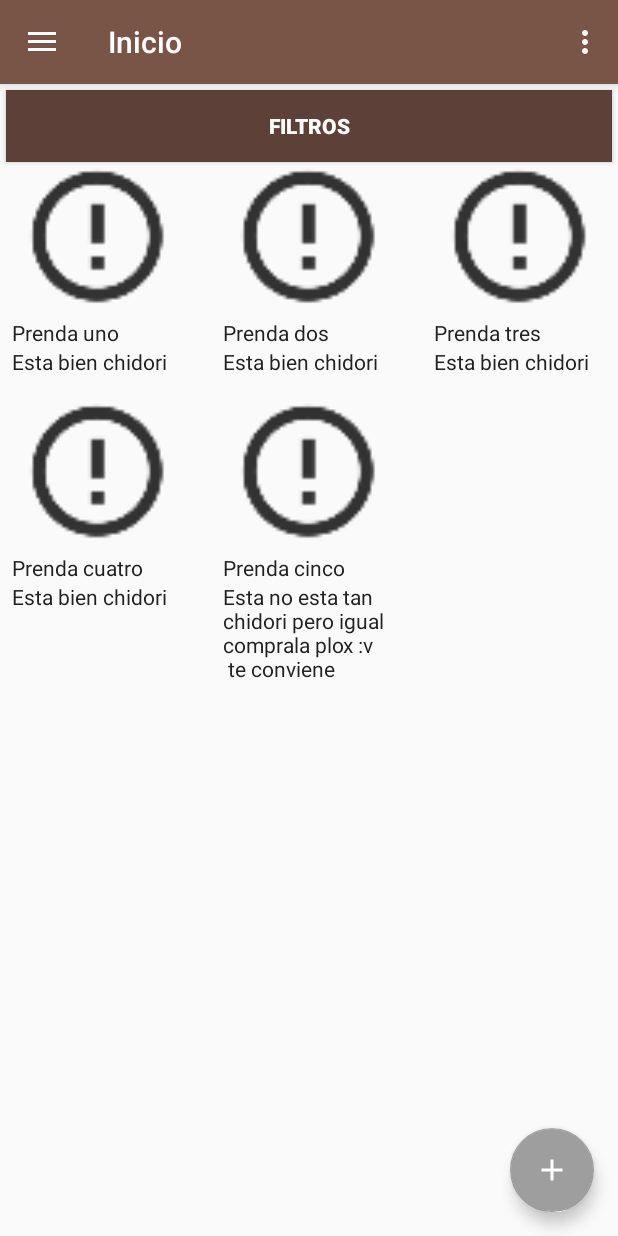
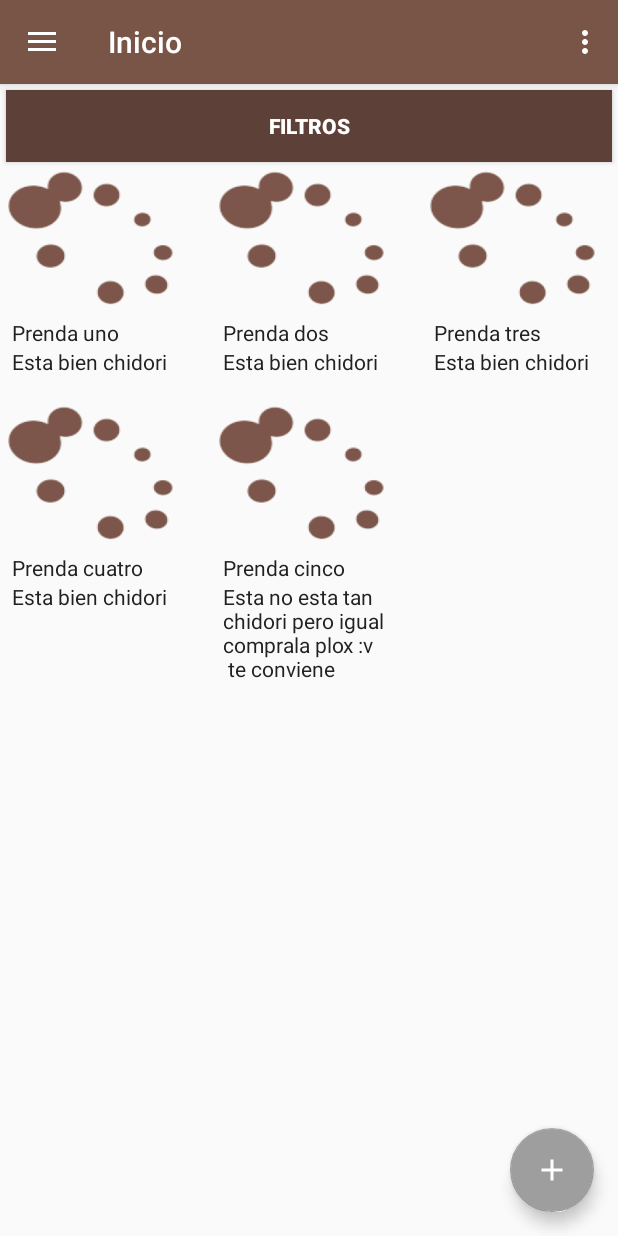
Before and after one commit to Masdz/Kenti, an Android app: the inicioFragment screen opened directly, with no data from a screen before it, on a phone screen of 412 x 824 dp. Run offline under Robolectric (Android 15) with nearby library versions, the phone set to English and light mode, and no system bars; our stand-ins replace Volley; network calls fail.

Commit message:
Animar carga de imagenes

```diff
--- a/app/src/main/java/conexion/Conexion.java
+++ b/app/src/main/java/conexion/Conexion.java
@@ -2,6 +2,9 @@ package conexion;
 
 import android.content.Context;
 import android.graphics.Bitmap;
+import android.graphics.Color;
+import android.graphics.drawable.AnimationDrawable;
+import android.graphics.drawable.Drawable;
 import android.util.Log;
 import android.util.LruCache;
 import android.widget.ImageView;
@@ -109,17 +112,25 @@ public class Conexion {
     }
     public void cargarImagen(final ImageView imagen, final CuadriculaItem item){
         try{
+            imagen.setImageBitmap(null);
+            imagen.setBackgroundResource(R.drawable.carga);
+            final AnimationDrawable AD= (AnimationDrawable) imagen.getBackground();
+            AD.start();
             LectorImagen.get(item.getImagenId(), new ImageLoader.ImageListener() {
                 @Override
                 public void onResponse(ImageLoader.ImageContainer response, boolean isImmediate) {
                     Bitmap bitmap=response.getBitmap();
-                    imagen.setImageBitmap(bitmap);
-                    item.setImagen(bitmap);
+                    if(bitmap!=null) {
+                        imagen.setImageBitmap(bitmap);
+                        item.setImagen(bitmap);
+                        AD.stop();
+                        imagen.setBackground(null);
+                    }
                 }
 
                 @Override
                 public void onErrorResponse(VolleyError error) {
-                    imagen.setImageResource(R.drawable.warning);
+
                 }
             });
         }catch (Exception e){
--- a/app/src/main/java/kenti/kaktia/com/kenti/fragments/inicioFragment.java
+++ b/app/src/main/java/kenti/kaktia/com/kenti/fragments/inicioFragment.java
@@ -84,7 +84,6 @@ public class inicioFragment extends Fragment {
         super.onViewStateRestored(savedInstanceState);
         if(savedInstanceState!=null){
             items= (CuadriculaItem[]) savedInstanceState.getParcelableArray("items");
-            Log.d("Cargar items","Los items fueron recuperados del dispositivo");
         }else{
             items = new CuadriculaItem[]{
                     new CuadriculaItem(0, "Prenda uno", "Esta bien chidori", "https://encrypted-tbn0.gstatic.com/images?q=tbn:ANd9GcQ6Ld3bh9laCXXqW2ULG9Lyd0vX_M5rjWwWwdegVwpIgiOOBmczNA"),
@@ -93,7 +92,6 @@ public class inicioFragment extends Fragment {
                     new CuadriculaItem(0, "Prenda cuatro", "Esta bien chidori", "https://encrypted-tbn0.gstatic.com/images?q=tbn:ANd9GcTByJF_VtcBxlgASpu0nj99SML5aidyvPcuKgKqVDzsd7L9FOWIDg"),
                     new CuadriculaItem(0, "Prenda cinco", "Esta no esta tan chidori pero igual comprala plox :v\n te conviene", "http://4.bp.blogspot.com/-l5Aff0oOOnc/U4ZaPJgQH1I/AAAAAAAAqO0/2ewhz00ubm8/s1600/97e7eb982033844fad286f3183a3d79a.jpg")
             };
-            Log.d("Cargar items","Los items fueron cargados del servidor");
         }
         adaptador = new CuadriculaAdapter(getContext(), items, conexion);
         cuadricula.setAdapter(adaptador);
--- /dev/null
+++ b/app/src/main/res/drawable/carga.xml
@@ -0,0 +1,12 @@
+<?xml version="1.0" encoding="utf-8"?>
+<animation-list xmlns:android="http://schemas.android.com/apk/res/android"
+    android:oneshot="false">
+    <item android:drawable="@drawable/fc1" android:duration="100"/>
+    <item android:drawable="@drawable/fc2" android:duration="100"/>
+    <item android:drawable="@drawable/fc3" android:duration="100"/>
+    <item android:drawable="@drawable/fc4" android:duration="100"/>
+    <item android:drawable="@drawable/fc5" android:duration="100"/>
+    <item android:drawable="@drawable/fc6" android:duration="100"/>
+    <item android:drawable="@drawable/fc7" android:duration="100"/>
+    <item android:drawable="@drawable/fc8" android:duration="100"/>
+</animation-list>
```
Also changed, not shown: app/src/main/res/drawable/fc1.png (added), app/src/main/res/drawable/fc2.png (added), app/src/main/res/drawable/fc3.png (added), app/src/main/res/drawable/fc4.png (added), app/src/main/res/drawable/fc5.png (added), app/src/main/res/drawable/fc6.png (added), app/src/main/res/drawable/fc7.png (added), app/src/main/res/drawable/fc8.png (added).
